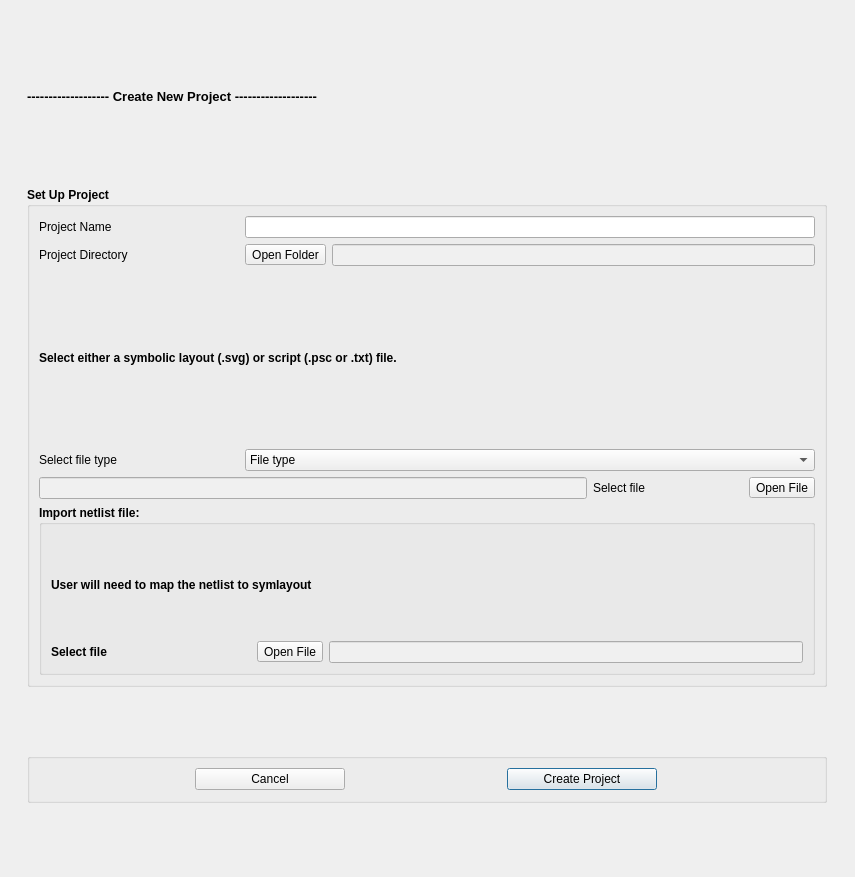
Above: powercad/project_builder/ui/newProjectDialog.ui from e3da/PowerSynth1-src before the change. Below: the same form after it.
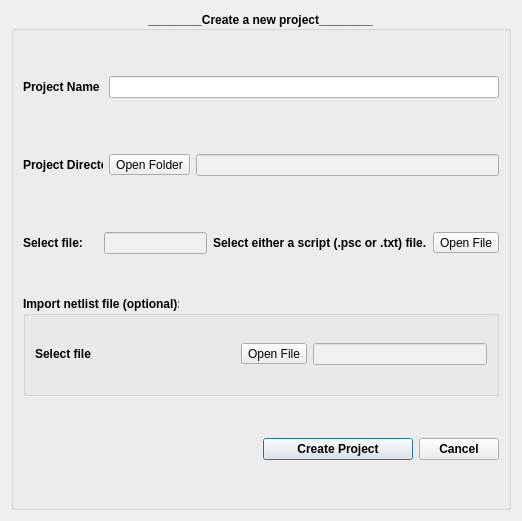
That is the form after the change.

```diff
--- a/powercad/project_builder/ui/newProjectDialog.ui
+++ b/powercad/project_builder/ui/newProjectDialog.ui
@@ -6,25 +6,25 @@
    <rect>
     <x>0</x>
     <y>0</y>
-    <width>855</width>
-    <height>877</height>
+    <width>518</width>
+    <height>517</height>
    </rect>
   </property>
   <property name="windowTitle">
    <string>New Project</string>
   </property>
   <layout class="QGridLayout" name="gridLayout">
-   <item row="1" column="0">
+   <item row="0" column="0">
     <widget class="QGroupBox" name="groupBox">
      <property name="minimumSize">
       <size>
-       <width>800</width>
+       <width>500</width>
        <height>499</height>
       </size>
      </property>
      <property name="maximumSize">
       <size>
-       <width>800</width>
+       <width>500</width>
        <height>500</height>
       </size>
      </property>
@@ -34,203 +34,198 @@
        <bold>true</bold>
       </font>
      </property>
+     <property name="layoutDirection">
+      <enum>Qt::LeftToRight</enum>
+     </property>
      <property name="title">
-      <string>Set Up Project</string>
+      <string>________Create a new project________</string>
+     </property>
+     <property name="alignment">
+      <set>Qt::AlignCenter</set>
      </property>
      <layout class="QGridLayout" name="gridLayout_2">
-      <item row="3" column="0">
-       <layout class="QHBoxLayout" name="horizontalLayout_5">
-        <item>
-         <widget class="QLabel" name="label_7">
-          <property name="minimumSize">
-           <size>
-            <width>100</width>
-            <height>0</height>
-           </size>
-          </property>
-          <property name="maximumSize">
-           <size>
-            <width>200</width>
-            <height>16777215</height>
-           </size>
-          </property>
-          <property name="font">
-           <font>
-            <weight>50</weight>
-            <bold>false</bold>
-           </font>
-          </property>
-          <property name="text">
-           <string>Select file type</string>
-          </property>
-         </widget>
-        </item>
-        <item>
-         <widget class="QComboBox" name="dropdown_filetype">
-          <property name="font">
-           <font>
-            <weight>50</weight>
-            <bold>false</bold>
-           </font>
-          </property>
-          <item>
-           <property name="text">
-            <string>File type</string>
-           </property>
-          </item>
-          <item>
-           <property name="text">
-            <string>Symbolic Layout (.svg)</string>
-           </property>
-          </item>
-          <item>
-           <property name="text">
-            <string>Symbolic Layout(.psc or .txt)</string>
-           </property>
-          </item>
-         </widget>
-        </item>
-       </layout>
+      <item row="5" column="3">
+       <widget class="QPushButton" name="btn_cancel">
+        <property name="maximumSize">
+         <size>
+          <width>150</width>
+          <height>34</height>
+         </size>
+        </property>
+        <property name="text">
+         <string>Cancel</string>
+        </property>
+       </widget>
       </item>
-      <item row="1" column="0">
-       <layout class="QHBoxLayout" name="horizontalLayout_3">
-        <item>
-         <widget class="QLabel" name="label_3">
-          <property name="minimumSize">
-           <size>
-            <width>200</width>
-            <height>0</height>
-           </size>
-          </property>
-          <property name="maximumSize">
-           <size>
-            <width>80</width>
-            <height>16777215</height>
-           </size>
-          </property>
-          <property name="font">
-           <font>
-            <weight>50</weight>
-            <bold>false</bold>
-           </font>
-          </property>
-          <property name="text">
-           <string>Project Directory</string>
-          </property>
-         </widget>
-        </item>
-        <item>
-         <widget class="QToolButton" name="btn_openDirectory">
-          <property name="sizePolicy">
-           <sizepolicy hsizetype="Fixed" vsizetype="Fixed">
-            <horstretch>0</horstretch>
-            <verstretch>0</verstretch>
-           </sizepolicy>
-          </property>
-          <property name="font">
-           <font>
-            <weight>50</weight>
-            <bold>false</bold>
-           </font>
-          </property>
-          <property name="text">
-           <string>Open Folder</string>
-          </property>
-         </widget>
-        </item>
-        <item>
-         <widget class="QLineEdit" name="txt_dir">
-          <property name="enabled">
-           <bool>true</bool>
-          </property>
-          <property name="palette">
-           <palette>
-            <active>
-             <colorrole role="Base">
-              <brush brushstyle="SolidPattern">
-               <color alpha="255">
-                <red>240</red>
-                <green>240</green>
-                <blue>240</blue>
-               </color>
-              </brush>
-             </colorrole>
-            </active>
-            <inactive>
-             <colorrole role="Base">
-              <brush brushstyle="SolidPattern">
-               <color alpha="255">
-                <red>240</red>
-                <green>240</green>
-                <blue>240</blue>
-               </color>
-              </brush>
-             </colorrole>
-            </inactive>
-            <disabled>
-             <colorrole role="Base">
-              <brush brushstyle="SolidPattern">
-               <color alpha="255">
-                <red>240</red>
-                <green>240</green>
-                <blue>240</blue>
-               </color>
-              </brush>
-             </colorrole>
-            </disabled>
-           </palette>
-          </property>
-          <property name="font">
-           <font>
-            <weight>50</weight>
-            <bold>false</bold>
-           </font>
-          </property>
-          <property name="readOnly">
-           <bool>false</bool>
-          </property>
-         </widget>
-        </item>
-       </layout>
-      </item>
-      <item row="4" column="0">
+      <item row="3" column="0" colspan="4">
        <layout class="QHBoxLayout" name="horizontalLayout_2">
         <item>
-         <widget class="QLineEdit" name="txt_symbnet_address">
-          <property name="enabled">
-           <bool>true</bool>
+         <widget class="QGroupBox" name="groupBox_advnetlist">
+          <property name="maximumSize">
+           <size>
+            <width>800</width>
+            <height>100</height>
+           </size>
           </property>
+          <property name="title">
+           <string>Import netlist file (optional):</string>
+          </property>
+          <layout class="QGridLayout" name="gridLayout_4">
+           <item row="0" column="0">
+            <widget class="QLabel" name="label_8">
+             <property name="minimumSize">
+              <size>
+               <width>200</width>
+               <height>0</height>
+              </size>
+             </property>
+             <property name="font">
+              <font>
+               <weight>75</weight>
+               <bold>true</bold>
+              </font>
+             </property>
+             <property name="text">
+              <string>Select file</string>
+             </property>
+            </widget>
+           </item>
+           <item row="0" column="1">
+            <widget class="QToolButton" name="btn_net_import">
+             <property name="sizePolicy">
+              <sizepolicy hsizetype="Preferred" vsizetype="Fixed">
+               <horstretch>0</horstretch>
+               <verstretch>0</verstretch>
+              </sizepolicy>
+             </property>
+             <property name="font">
+              <font>
+               <weight>50</weight>
+               <bold>false</bold>
+              </font>
+             </property>
+             <property name="text">
+              <string>Open File</string>
+             </property>
+            </widget>
+           </item>
+           <item row="0" column="2">
+            <widget class="QLineEdit" name="txt_symbnet_address_2">
+             <property name="enabled">
+              <bool>true</bool>
+             </property>
+             <property name="palette">
+              <palette>
+               <active>
+                <colorrole role="Base">
+                 <brush brushstyle="SolidPattern">
+                  <color alpha="255">
+                   <red>240</red>
+                   <green>240</green>
+                   <blue>240</blue>
+                  </color>
+                 </brush>
+                </colorrole>
+               </active>
+               <inactive>
+                <colorrole role="Base">
+                 <brush brushstyle="SolidPattern">
+                  <color alpha="255">
+                   <red>240</red>
+                   <green>240</green>
+                   <blue>240</blue>
+                  </color>
+                 </brush>
+                </colorrole>
+               </inactive>
+               <disabled>
+                <colorrole role="Base">
+                 <brush brushstyle="SolidPattern">
+                  <color alpha="255">
+                   <red>240</red>
+                   <green>240</green>
+                   <blue>240</blue>
+                  </color>
+                 </brush>
+                </colorrole>
+               </disabled>
+              </palette>
+             </property>
+             <property name="font">
+              <font>
+               <weight>50</weight>
+               <bold>false</bold>
+              </font>
+             </property>
+            </widget>
+           </item>
+          </layout>
+         </widget>
+        </item>
+       </layout>
+      </item>
+      <item row="2" column="0" colspan="4">
+       <layout class="QGridLayout" name="gridLayout_5">
+        <item row="1" column="2">
+         <widget class="QLabel" name="label_5">
           <property name="palette">
            <palette>
             <active>
-             <colorrole role="Base">
+             <colorrole role="WindowText">
               <brush brushstyle="SolidPattern">
                <color alpha="255">
-                <red>240</red>
-                <green>240</green>
-                <blue>240</blue>
+                <red>0</red>
+                <green>0</green>
+                <blue>0</blue>
+               </color>
+              </brush>
+             </colorrole>
+             <colorrole role="Text">
+              <brush brushstyle="SolidPattern">
+               <color alpha="255">
+                <red>0</red>
+                <green>0</green>
+                <blue>0</blue>
                </color>
               </brush>
              </colorrole>
             </active>
             <inactive>
-             <colorrole role="Base">
+             <colorrole role="WindowText">
               <brush brushstyle="SolidPattern">
                <color alpha="255">
-                <red>240</red>
-                <green>240</green>
-                <blue>240</blue>
+                <red>0</red>
+                <green>0</green>
+                <blue>0</blue>
+               </color>
+              </brush>
+             </colorrole>
+             <colorrole role="Text">
+              <brush brushstyle="SolidPattern">
+               <color alpha="255">
+                <red>0</red>
+                <green>0</green>
+                <blue>0</blue>
                </color>
               </brush>
              </colorrole>
             </inactive>
             <disabled>
-             <colorrole role="Base">
+             <colorrole role="WindowText">
               <brush brushstyle="SolidPattern">
                <color alpha="255">
-                <red>240</red>
-                <green>240</green>
-                <blue>240</blue>
+                <red>120</red>
+                <green>120</green>
+                <blue>120</blue>
+               </color>
+              </brush>
+             </colorrole>
+             <colorrole role="Text">
+              <brush brushstyle="SolidPattern">
+               <color alpha="255">
+                <red>120</red>
+                <green>120</green>
+                <blue>120</blue>
                </color>
               </brush>
              </colorrole>
@@ -239,32 +234,41 @@
           </property>
           <property name="font">
            <font>
-            <weight>50</weight>
-            <bold>false</bold>
+            <weight>75</weight>
+            <bold>true</bold>
            </font>
           </property>
+          <property name="text">
+           <string>Select either a script (.psc or .txt) file.</string>
+          </property>
          </widget>
         </item>
-        <item>
-         <widget class="QLabel" name="label_4">
+        <item row="1" column="0">
+         <widget class="QLabel" name="label_7">
           <property name="minimumSize">
            <size>
-            <width>150</width>
+            <width>75</width>
             <height>0</height>
            </size>
           </property>
+          <property name="maximumSize">
+           <size>
+            <width>75</width>
+            <height>16777215</height>
+           </size>
+          </property>
           <property name="font">
            <font>
-            <weight>50</weight>
-            <bold>false</bold>
+            <weight>75</weight>
+            <bold>true</bold>
            </font>
           </property>
           <property name="text">
-           <string>Select file</string>
+           <string>Select file:</string>
           </property>
          </widget>
         </item>
-        <item>
+        <item row="1" column="3">
          <widget class="QToolButton" name="btn_symbnetfile">
           <property name="sizePolicy">
            <sizepolicy hsizetype="Preferred" vsizetype="Fixed">
@@ -283,15 +287,75 @@
           </property>
          </widget>
         </item>
+        <item row="1" column="1">
+         <widget class="QLineEdit" name="txt_symbnet_address">
+          <property name="enabled">
+           <bool>true</bool>
+          </property>
+          <property name="palette">
+           <palette>
+            <active>
+             <colorrole role="Base">
+              <brush brushstyle="SolidPattern">
+               <color alpha="255">
+                <red>240</red>
+                <green>240</green>
+                <blue>240</blue>
+               </color>
+              </brush>
+             </colorrole>
+            </active>
+            <inactive>
+             <colorrole role="Base">
+              <brush brushstyle="SolidPattern">
+               <color alpha="255">
+                <red>240</red>
+                <green>240</green>
+                <blue>240</blue>
+               </color>
+              </brush>
+             </colorrole>
+            </inactive>
+            <disabled>
+             <colorrole role="Base">
+              <brush brushstyle="SolidPattern">
+               <color alpha="255">
+                <red>240</red>
+                <green>240</green>
+                <blue>240</blue>
+               </color>
+              </brush>
+             </colorrole>
+            </disabled>
+           </palette>
+          </property>
+          <property name="font">
+           <font>
+            <weight>50</weight>
+            <bold>false</bold>
+           </font>
+          </property>
+         </widget>
+        </item>
        </layout>
       </item>
-      <item row="0" column="0">
-       <layout class="QGridLayout" name="gridLayout_5">
+      <item row="0" column="0" colspan="4">
+       <layout class="QGridLayout" name="gridLayout_7">
+        <item row="0" column="1">
+         <widget class="QLineEdit" name="txt_name">
+          <property name="font">
+           <font>
+            <weight>50</weight>
+            <bold>false</bold>
+           </font>
+          </property>
+         </widget>
+        </item>
         <item row="0" column="0">
          <widget class="QLabel" name="label_2">
           <property name="minimumSize">
            <size>
-            <width>200</width>
+            <width>80</width>
             <height>0</height>
            </size>
           </property>
@@ -303,8 +367,8 @@
           </property>
           <property name="font">
            <font>
-            <weight>50</weight>
-            <bold>false</bold>
+            <weight>75</weight>
+            <bold>true</bold>
            </font>
           </property>
           <property name="text">
@@ -312,254 +376,123 @@
           </property>
          </widget>
         </item>
+       </layout>
+      </item>
+      <item row="1" column="0" colspan="4">
+       <layout class="QGridLayout" name="gridLayout_6">
+        <item row="0" column="3">
+         <widget class="QLineEdit" name="txt_dir">
+          <property name="enabled">
+           <bool>true</bool>
+          </property>
+          <property name="palette">
+           <palette>
+            <active>
+             <colorrole role="Base">
+              <brush brushstyle="SolidPattern">
+               <color alpha="255">
+                <red>240</red>
+                <green>240</green>
+                <blue>240</blue>
+               </color>
+              </brush>
+             </colorrole>
+            </active>
+            <inactive>
+             <colorrole role="Base">
+              <brush brushstyle="SolidPattern">
+               <color alpha="255">
+                <red>240</red>
+                <green>240</green>
+                <blue>240</blue>
+               </color>
+              </brush>
+             </colorrole>
+            </inactive>
+            <disabled>
+             <colorrole role="Base">
+              <brush brushstyle="SolidPattern">
+               <color alpha="255">
+                <red>240</red>
+                <green>240</green>
+                <blue>240</blue>
+               </color>
+              </brush>
+             </colorrole>
+            </disabled>
+           </palette>
+          </property>
+          <property name="font">
+           <font>
+            <weight>50</weight>
+            <bold>false</bold>
+           </font>
+          </property>
+          <property name="readOnly">
+           <bool>false</bool>
+          </property>
+         </widget>
+        </item>
         <item row="0" column="1">
-         <widget class="QLineEdit" name="txt_name">
+         <widget class="QLabel" name="label_3">
+          <property name="minimumSize">
+           <size>
+            <width>80</width>
+            <height>50</height>
+           </size>
+          </property>
+          <property name="maximumSize">
+           <size>
+            <width>80</width>
+            <height>50</height>
+           </size>
+          </property>
+          <property name="font">
+           <font>
+            <weight>75</weight>
+            <bold>true</bold>
+           </font>
+          </property>
+          <property name="text">
+           <string>Project Directory</string>
+          </property>
+         </widget>
+        </item>
+        <item row="0" column="2">
+         <widget class="QToolButton" name="btn_openDirectory">
+          <property name="sizePolicy">
+           <sizepolicy hsizetype="Fixed" vsizetype="Fixed">
+            <horstretch>0</horstretch>
+            <verstretch>0</verstretch>
+           </sizepolicy>
+          </property>
           <property name="font">
            <font>
             <weight>50</weight>
             <bold>false</bold>
            </font>
           </property>
+          <property name="text">
+           <string>Open Folder</string>
+          </property>
          </widget>
         </item>
        </layout>
       </item>
-      <item row="2" column="0">
-       <widget class="QLabel" name="label_5">
-        <property name="palette">
-         <palette>
-          <active>
-           <colorrole role="WindowText">
-            <brush brushstyle="SolidPattern">
-             <color alpha="255">
-              <red>0</red>
-              <green>0</green>
-              <blue>0</blue>
-             </color>
-            </brush>
-           </colorrole>
-           <colorrole role="Text">
-            <brush brushstyle="SolidPattern">
-             <color alpha="255">
-              <red>0</red>
-              <green>0</green>
-              <blue>0</blue>
-             </color>
-            </brush>
-           </colorrole>
-          </active>
-          <inactive>
-           <colorrole role="WindowText">
-            <brush brushstyle="SolidPattern">
-             <color alpha="255">
-              <red>0</red>
-              <green>0</green>
-              <blue>0</blue>
-             </color>
-            </brush>
-           </colorrole>
-           <colorrole role="Text">
-            <brush brushstyle="SolidPattern">
-             <color alpha="255">
-              <red>0</red>
-              <green>0</green>
-              <blue>0</blue>
-             </color>
-            </brush>
-           </colorrole>
-          </inactive>
-          <disabled>
-           <colorrole role="WindowText">
-            <brush brushstyle="SolidPattern">
-             <color alpha="255">
-              <red>120</red>
-              <green>120</green>
-              <blue>120</blue>
-             </color>
-            </brush>
-           </colorrole>
-           <colorrole role="Text">
-            <brush brushstyle="SolidPattern">
-             <color alpha="255">
-              <red>120</red>
-              <green>120</green>
-              <blue>120</blue>
-             </color>
-            </brush>
-           </colorrole>
-          </disabled>
-         </palette>
+      <item row="5" column="1">
+       <spacer name="horizontalSpacer">
+        <property name="orientation">
+         <enum>Qt::Horizontal</enum>
         </property>
-        <property name="font">
-         <font>
-          <weight>75</weight>
-          <bold>true</bold>
-         </font>
-        </property>
-        <property name="text">
-         <string>Select either a symbolic layout (.svg) or script (.psc or .txt) file.</string>
-        </property>
-       </widget>
-      </item>
-      <item row="5" column="0">
-       <widget class="QGroupBox" name="groupBox_advnetlist">
-        <property name="title">
-         <string>Import netlist file:</string>
-        </property>
-        <layout class="QGridLayout" name="gridLayout_3">
-         <item row="1" column="0">
-          <widget class="QLabel" name="label_8">
-           <property name="minimumSize">
-            <size>
-             <width>200</width>
-             <height>0</height>
-            </size>
-           </property>
-           <property name="font">
-            <font>
-             <weight>75</weight>
-             <bold>true</bold>
-            </font>
-           </property>
-           <property name="text">
-            <string>Select file</string>
-           </property>
-          </widget>
-         </item>
-         <item row="1" column="1">
-          <widget class="QToolButton" name="btn_net_import">
-           <property name="sizePolicy">
-            <sizepolicy hsizetype="Preferred" vsizetype="Fixed">
-             <horstretch>0</horstretch>
-             <verstretch>0</verstretch>
-            </sizepolicy>
-           </property>
-           <property name="font">
-            <font>
-             <weight>50</weight>
-             <bold>false</bold>
-            </font>
-           </property>
-           <property name="text">
-            <string>Open File</string>
-           </property>
-          </widget>
-         </item>
-         <item row="1" column="2">
-          <widget class="QLineEdit" name="txt_symbnet_address_2">
-           <property name="enabled">
-            <bool>true</bool>
-           </property>
-           <property name="palette">
-            <palette>
-             <active>
-              <colorrole role="Base">
-               <brush brushstyle="SolidPattern">
-                <color alpha="255">
-                 <red>240</red>
-                 <green>240</green>
-                 <blue>240</blue>
-                </color>
-               </brush>
-              </colorrole>
-             </active>
-             <inactive>
-              <colorrole role="Base">
-               <brush brushstyle="SolidPattern">
-                <color alpha="255">
-                 <red>240</red>
-                 <green>240</green>
-                 <blue>240</blue>
-                </color>
-               </brush>
-              </colorrole>
-             </inactive>
-             <disabled>
-              <colorrole role="Base">
-               <brush brushstyle="SolidPattern">
-                <color alpha="255">
-                 <red>240</red>
-                 <green>240</green>
-                 <blue>240</blue>
-                </color>
-               </brush>
-              </colorrole>
-             </disabled>
-            </palette>
-           </property>
-           <property name="font">
-            <font>
-             <weight>50</weight>
-             <bold>false</bold>
-            </font>
-           </property>
-          </widget>
-         </item>
-         <item row="0" column="0" colspan="3">
-          <widget class="QLabel" name="label_12">
-           <property name="font">
-            <font>
-             <weight>75</weight>
-             <bold>true</bold>
-            </font>
-           </property>
-           <property name="text">
-            <string>User will need to map the netlist to symlayout</string>
-           </property>
-          </widget>
-         </item>
-        </layout>
-       </widget>
-      </item>
-     </layout>
-    </widget>
-   </item>
-   <item row="0" column="0">
-    <widget class="QLabel" name="label">
-     <property name="maximumSize">
-      <size>
-       <width>1000</width>
-       <height>50</height>
-      </size>
-     </property>
-     <property name="font">
-      <font>
-       <pointsize>10</pointsize>
-       <weight>75</weight>
-       <bold>true</bold>
-      </font>
-     </property>
-     <property name="text">
-      <string>------------------- Create New Project -------------------</string>
-     </property>
-    </widget>
-   </item>
-   <item row="2" column="0">
-    <widget class="QGroupBox" name="groupBox_2">
-     <property name="maximumSize">
-      <size>
-       <width>16777215</width>
-       <height>50</height>
-      </size>
-     </property>
-     <property name="title">
-      <string/>
-     </property>
-     <layout class="QGridLayout" name="gridLayout_4">
-      <item row="0" column="0">
-       <widget class="QPushButton" name="btn_cancel">
-        <property name="maximumSize">
+        <property name="sizeHint" stdset="0">
          <size>
-          <width>150</width>
-          <height>34</height>
+          <width>40</width>
+          <height>20</height>
          </size>
         </property>
-        <property name="text">
-         <string>Cancel</string>
-        </property>
-       </widget>
+       </spacer>
       </item>
-      <item row="0" column="1">
+      <item row="5" column="2">
        <widget class="QPushButton" name="btn_create">
         <property name="enabled">
          <bool>true</bool>
```
